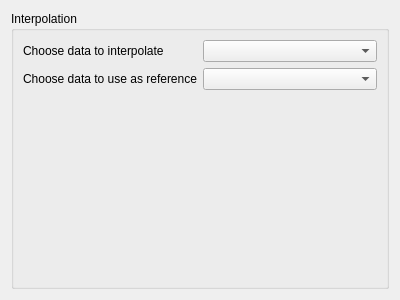
First picture: the form in ui/interpolation.ui, repository tisaconundrum2/PySAT-GUI, before the edit.
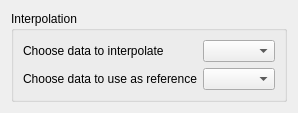
Second picture: the form after the edit.

Diff of the .ui file:
```diff
--- a/ui/interpolation.ui
+++ b/ui/interpolation.ui
@@ -2,14 +2,6 @@
 <ui version="4.0">
  <class>Form</class>
  <widget class="QWidget" name="Form">
-  <property name="geometry">
-   <rect>
-    <x>0</x>
-    <y>0</y>
-    <width>400</width>
-    <height>300</height>
-   </rect>
-  </property>
   <property name="sizePolicy">
    <sizepolicy hsizetype="Ignored" vsizetype="Ignored">
     <horstretch>0</horstretch>
```
